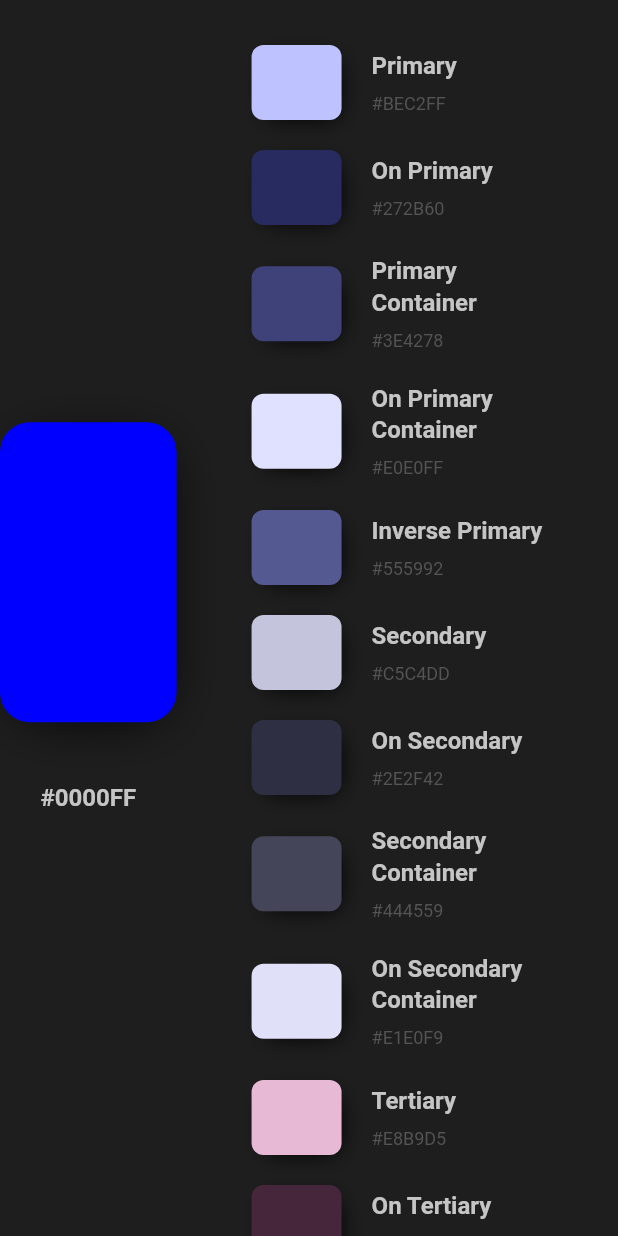
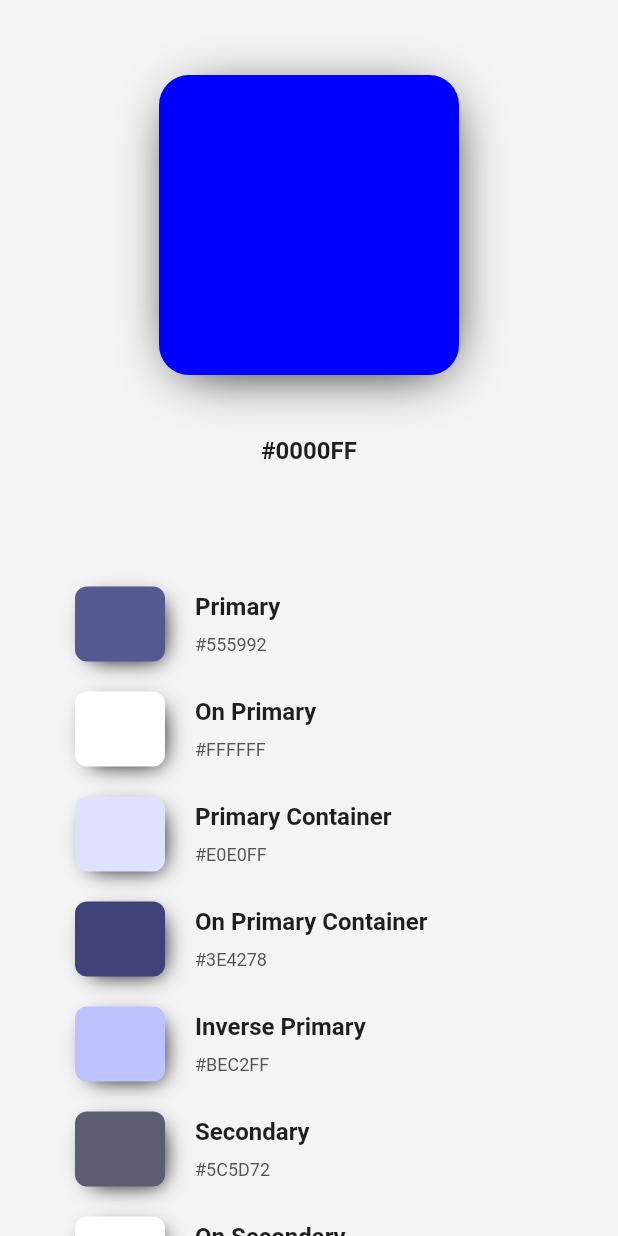
Before and after one commit to ParthBaraiya/couleurs, a Flutter app: the screen it shows after launch, on a phone screen of 412 x 824 dp. Run offline on Flutter 3.47's test engine with Material 3 defaults, Android fonts, the phone set to English and light mode, and no system bars; our stand-ins replace flutter_colorpicker, go_router.

Commit message:
✨ Adds theme data.

```diff
--- a/lib/main.dart
+++ b/lib/main.dart
@@ -17,9 +17,63 @@
     return MaterialApp.router(
       title: 'Flutter Demo',
       theme: ThemeData.light().copyWith(
+        scaffoldBackgroundColor: const Color(0xFFF4F4F4),
+        shadowColor: Colors.black.withOpacity(0.1),
+        textTheme: const TextTheme(
+          headlineSmall: TextStyle(
+            fontSize: 16,
+            fontWeight: FontWeight.bold,
+            color: Color(0xFF1E1E1E),
+          ),
+          displaySmall: TextStyle(
+            fontSize: 12,
+            color: Color(0xFF545454),
+          ),
+          bodyLarge: TextStyle(
+            color: Color(0xFF1E1E1E),
+          ),
+          bodyMedium: TextStyle(
+            color: Color(0xFF1E1E1E),
+          ),
+          bodySmall: TextStyle(
+            color: Color(0xFF1E1E1E),
+          ),
+          displayLarge: TextStyle(
+            color: Color(0xFF1E1E1E),
+          ),
+          displayMedium: TextStyle(
+            color: Color(0xFF1E1E1E),
+          ),
+          headlineLarge: TextStyle(
+            color: Color(0xFF1E1E1E),
+          ),
+          headlineMedium: TextStyle(
+            color: Color(0xFF1E1E1E),
+          ),
+          labelLarge: TextStyle(
+            color: Color(0xFF1E1E1E),
+          ),
+          labelSmall: TextStyle(
+            color: Color(0xFF1E1E1E),
+          ),
+          labelMedium: TextStyle(
+            color: Color(0xFF1E1E1E),
+          ),
+          titleLarge: TextStyle(
+            color: Color(0xFF1E1E1E),
+          ),
+          titleMedium: TextStyle(
+            color: Color(0xFF1E1E1E),
+          ),
+          titleSmall: TextStyle(
+            color: Color(0xFF1E1E1E),
+          ),
+        ),
+      ),
+      darkTheme: ThemeData.dark().copyWith(
         scaffoldBackgroundColor: const Color(0xFF1E1E1E),
         shadowColor: Colors.black.withOpacity(0.5),
-        textTheme: TextTheme(
+        textTheme: const TextTheme(
           headlineSmall: TextStyle(
             fontSize: 16,
             fontWeight: FontWeight.bold,
@@ -29,8 +83,48 @@
             fontSize: 12,
             color: Color(0xFF545454),
           ),
+          bodyLarge: TextStyle(
+            color: Color(0xFFC5C5C5),
+          ),
+          bodyMedium: TextStyle(
+            color: Color(0xFFC5C5C5),
+          ),
+          bodySmall: TextStyle(
+            color: Color(0xFFC5C5C5),
+          ),
+          displayLarge: TextStyle(
+            color: Color(0xFFC5C5C5),
+          ),
+          displayMedium: TextStyle(
+            color: Color(0xFFC5C5C5),
+          ),
+          headlineLarge: TextStyle(
+            color: Color(0xFFC5C5C5),
+          ),
+          headlineMedium: TextStyle(
+            color: Color(0xFFC5C5C5),
+          ),
+          labelLarge: TextStyle(
+            color: Color(0xFFC5C5C5),
+          ),
+          labelSmall: TextStyle(
+            color: Color(0xFFC5C5C5),
+          ),
+          labelMedium: TextStyle(
+            color: Color(0xFFC5C5C5),
+          ),
+          titleLarge: TextStyle(
+            color: Color(0xFFC5C5C5),
+          ),
+          titleMedium: TextStyle(
+            color: Color(0xFFC5C5C5),
+          ),
+          titleSmall: TextStyle(
+            color: Color(0xFFC5C5C5),
+          ),
         ),
       ),
+      themeMode: ThemeMode.light,
       routerConfig: _router,
     );
   }
--- a/lib/screens/home/home_screen.dart
+++ b/lib/screens/home/home_screen.dart
@@ -1,3 +1,5 @@
+import 'dart:math' as math;
+
 import 'package:flutter/material.dart';
 import 'package:flutter_colorpicker/flutter_colorpicker.dart';
 import 'package:go_router/go_router.dart';
@@ -15,11 +17,14 @@ class HomeScreen extends StatelessWidget {
   @override
   Widget build(BuildContext context) {
     return Scaffold(
-      body: Row(
-        children: [
-          Flexible(
-            flex: 2,
-            child: ColorSelectionWidget(
+      body: SafeArea(
+        child: LayoutBuilder(builder: (context, constraints) {
+          final width = constraints.maxWidth;
+          debugPrint('$width');
+
+          final leftSectionWidth = math.max(width * 0.3, 300.0);
+
+          final selector = ColorSelectionWidget(
             selectedColor: color,
             onColorUpdate: (color) {
               context.go('/${colorToHex(
@@ -28,18 +33,44 @@ class HomeScreen extends StatelessWidget {
                 enableAlpha: false,
               )}');
             },
+          );
+          final colorTileList = ColorSchemeList(
+            scheme: ColorScheme.fromSeed(
+              seedColor: color,
+              brightness: Theme.of(context).brightness,
+            ),
+          );
+
+          if (width <= 770) {
+            return NestedScrollView(
+              headerSliverBuilder: (_, __) {
+                return [
+                  SliverPadding(
+                    padding: const EdgeInsets.symmetric(
+                      vertical: 50,
+                    ),
+                    sliver: SliverToBoxAdapter(
+                      child: selector,
                     ),
                   ),
-          Flexible(
-            flex: 5,
-            child: ColorSchemeList(
-              scheme: ColorScheme.fromSeed(
-                seedColor: color,
-                brightness: Brightness.dark,
+                ];
+              },
+              body: colorTileList,
+            );
+          }
+
+          return Row(
+            children: [
+              SizedBox(
+                width: leftSectionWidth,
+                child: selector,
               ),
-            ),
+              Expanded(
+                child: colorTileList,
               ),
             ],
+          );
+        }),
       ),
     );
   }
--- a/lib/screens/home/widgets/color_scheme_tile_list.dart
+++ b/lib/screens/home/widgets/color_scheme_tile_list.dart
@@ -182,7 +182,6 @@ class ColorSchemeListTile extends StatelessWidget {
 
     return ConstrainedBox(
       constraints: const BoxConstraints(
-        minWidth: 300,
         maxWidth: 400,
       ),
       child: Padding(
```
Lines whose indentation alone changed are shown as unchanged.
